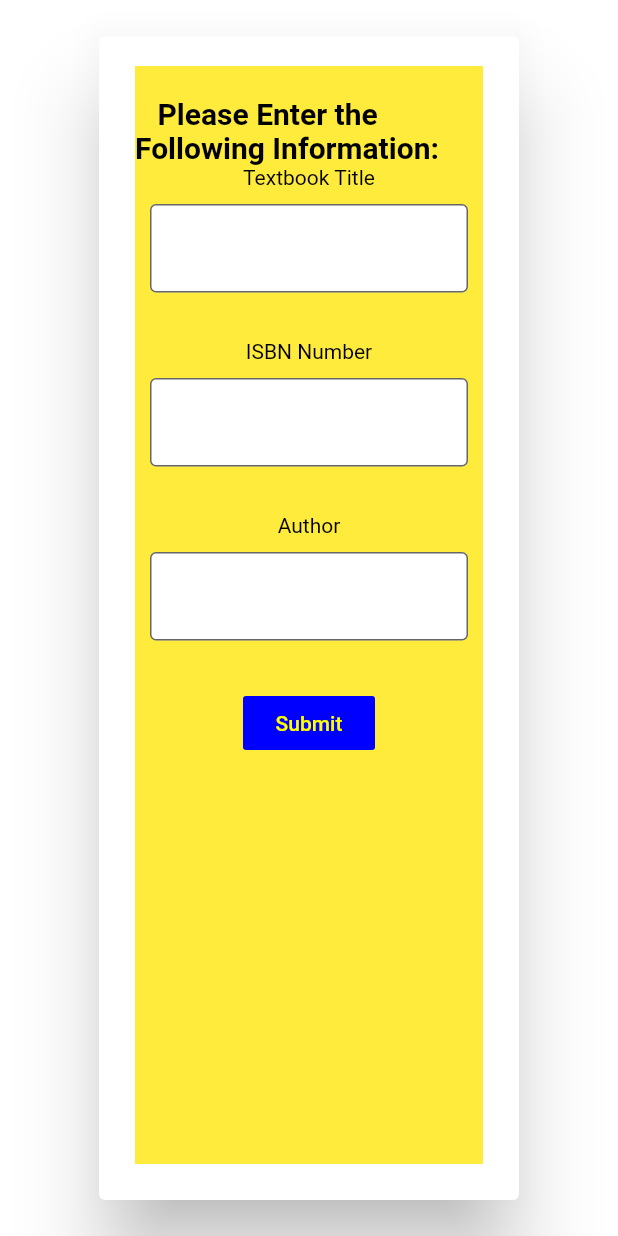
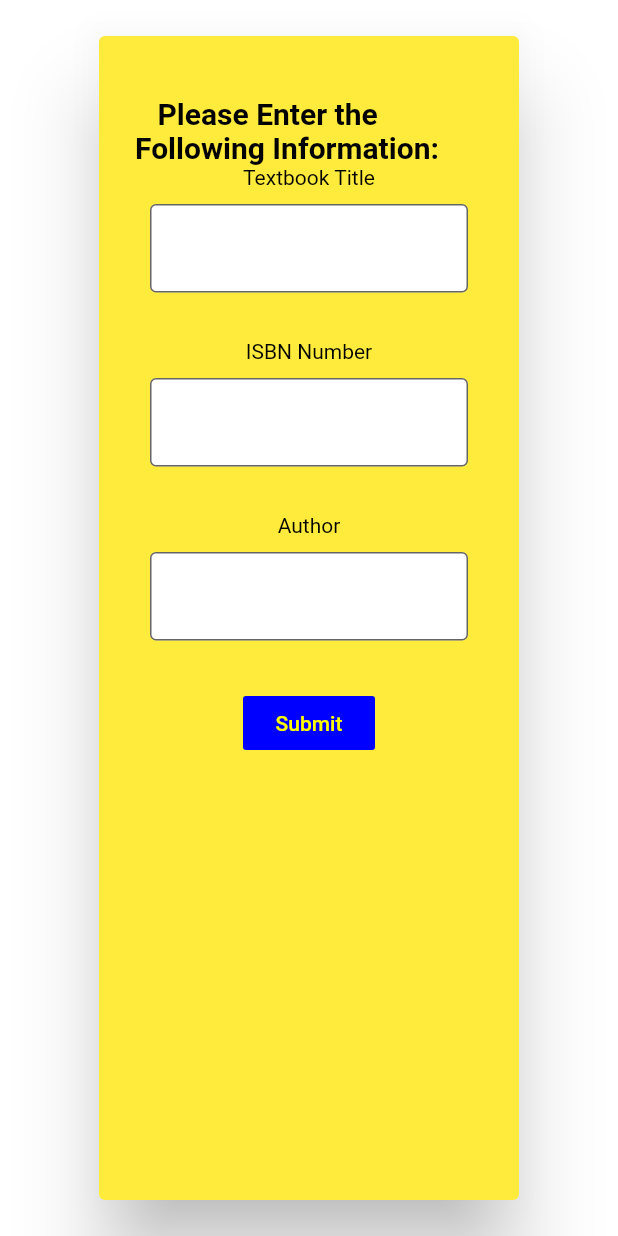
Before and after one commit to dtleight/HofSwap, a Flutter app: the SearchPopout screen opened directly, on a phone screen of 412 x 824 dp. Run offline on Flutter 3.47's test engine with Material 2 defaults, Android fonts, the phone set to English and light mode, and no system bars; our stand-ins replace cached_network_image, cloud_firestore, firebase_auth, firebase_core, fluttertoast; missing offline and left inert: mailer; accounts and stored records are empty.

Commit message:
Fixed text overflows in searchPopout

```diff
--- a/lib/Popouts/SearchPopout.dart
+++ b/lib/Popouts/SearchPopout.dart
@@ -35,6 +35,7 @@ class _SearchPopoutState extends State<SearchPopout>
   Widget build(BuildContext context)
   {
       return AlertDialog(
+        backgroundColor: Colors.yellow,
         content: Scaffold(
             backgroundColor: Colors.yellow,
             body: AnimatedSwitcher(
@@ -99,12 +100,13 @@ class _SearchPopoutState extends State<SearchPopout>
         if (snapshot.hasData) {
           return ListView.builder(itemCount: snapshot.data.length,
               itemBuilder: (context, index) {
-                return TextbookBuilder().buildTextbookCell(
-                    snapshot.data[index], () {
-                  Navigator.push(context, new MaterialPageRoute(
-                      builder: (ctxt) => new FocusedStoreView(
-                          snapshot.data[index])));
-                });
+               return TextbookBuilder().buildTextbookCell(
+                      snapshot.data[index], () {
+                    Navigator.push(context, new MaterialPageRoute(
+                        builder: (ctxt) => new FocusedStoreView(
+                            snapshot.data[index])));
+                  }
+                );
               });
         }
         return Scaffold();
--- a/lib/Utilities/TextbookBuilder.dart
+++ b/lib/Utilities/TextbookBuilder.dart
@@ -61,7 +61,7 @@ class TextbookBuilder
                               (
                                 crossAxisAlignment: CrossAxisAlignment.start,
                                 mainAxisSize: MainAxisSize.min,
-                                children: children ??[Text(tb.title,style: TextStyle(fontWeight: FontWeight.bold),),Text(tb.getDisplayAuthors(3)),]
+                                children: children ??[Text(tb.title,maxLines: 2,overflow: TextOverflow.ellipsis,style: TextStyle(fontWeight: FontWeight.bold),),Text(tb.getDisplayAuthors(3),maxLines: 2,overflow: TextOverflow.ellipsis),]
                             ),
                           )
                       )),
```
